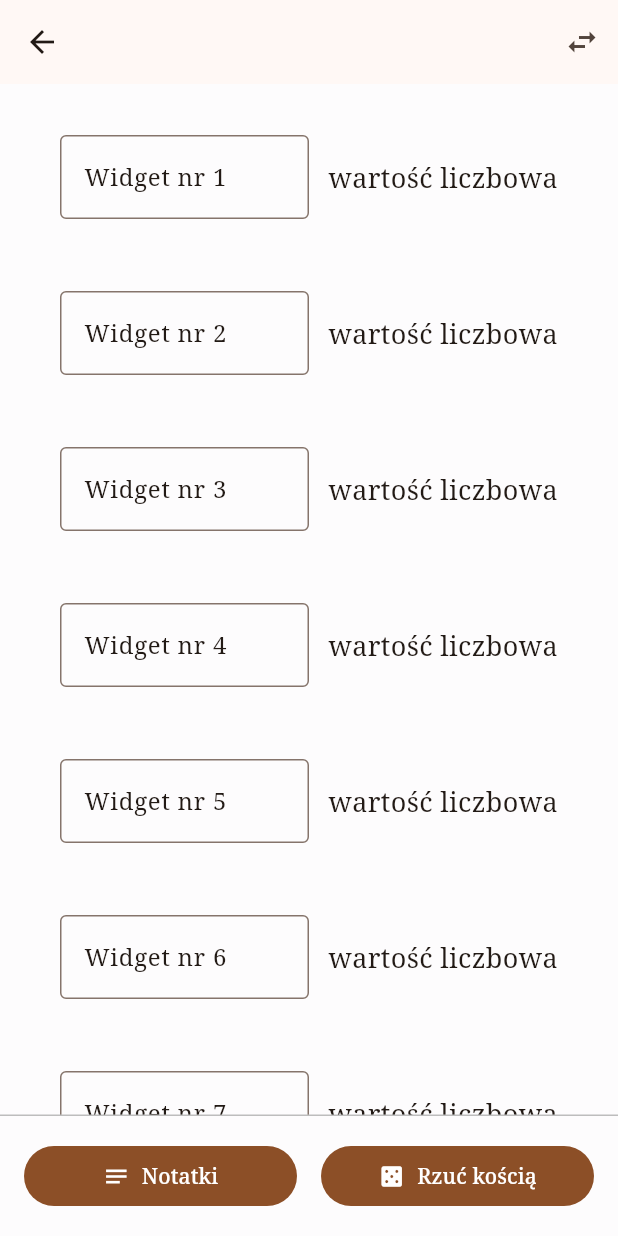
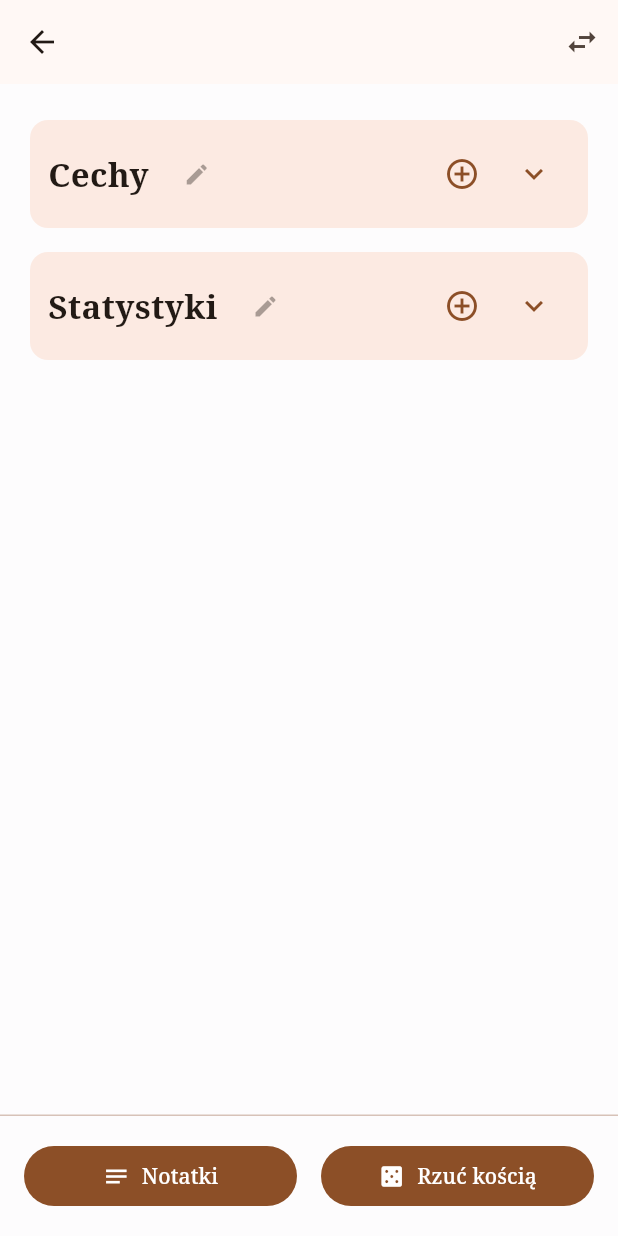
Before and after one commit to NikodemGrzela/RPGMaster, a Flutter app: the CharacterSheetScreen screen opened directly with empty values, on a phone screen of 412 x 824 dp. Run offline on Flutter 3.47's test engine with Material 3 defaults, Android fonts, the phone set to English and light mode, and no system bars; our stand-ins replace cloud_firestore, firebase_auth, firebase_core, flutter_riverpod, google_sign_in; accounts and stored records are empty; generated files the repository leaves out were written again.

Commit message:
Shown ready widgets in readonly mode to let us enjoy my work together. Aren't they nice?

```diff
--- a/rpgmaster/lib/screens/characterSheet/character_sheet.dart
+++ b/rpgmaster/lib/screens/characterSheet/character_sheet.dart
@@ -1,6 +1,10 @@
 import 'package:flutter/material.dart';
+import '../../ui/theme/app_text_styles.dart';
 import '../../ui/widgets/attribute_number_field.dart';
+import '../../ui/widgets/attribute_text_field.dart';
 import '../../ui/widgets/dice_roll_dialog.dart';
+import '../../ui/widgets/widget_card.dart';
+import '../campaignNotes/campaign_notes.dart';
 
 class CharacterSheetScreen extends StatelessWidget {
   final String characterName;
@@ -20,7 +24,10 @@ class CharacterSheetScreen extends StatelessWidget {
           icon: const Icon(Icons.arrow_back),
           onPressed: () => Navigator.pop(context),
         ),
-        title: Text(characterName),
+        title: Text(
+            characterName,
+            style: AppTextStyles.title
+        ),
         actions: [
           IconButton(
             onPressed: () {
@@ -37,24 +44,59 @@ class CharacterSheetScreen extends StatelessWidget {
             child: SingleChildScrollView(
               padding: EdgeInsets.all(16.0),
               child: Column(
-                children: List.generate(
-                  20, // Przykładowa liczba widgetów
-                      (index) => Container(
-                    margin: EdgeInsets.only(bottom: 12.0),
-                    padding: EdgeInsets.all(16.0),
-                    child: AttributeNumberField(
-                      isTemplate: true,
-                      text: 'Widget nr ${index + 1}',
-                      number: 5,
-                      onKeyChanged: (value) {
-                        print('Wartość zmieniona: $value');
-                      },
+                children: [
+
+                  WidgetCard(
+                    title: 'Cechy',
+                    initialWidgets: [
+                      AttributeTextField(
+                        textKey: 'Nazwa:',
+                        textValue: 'Frodo',
+                        isEditable: false,
+                        isTemplate: false,
+                      ),
+                      AttributeTextField(
+                        textKey: 'Rasa:',
+                        textValue: 'Hobbit',
+                        isEditable: false,
+                        isTemplate: false,
+                      ),
+                    ],
+                    onAddWidget: () => AttributeTextField(
+                      textKey: 'Atrybut:',
+                      textValue: 'Nazwa',
+                      isEditable: true,
+                      isTemplate: false,
+                    ),
+                  ),
+
+                  WidgetCard(
+                    title: 'Statystyki',
+                    initialWidgets: [
+                      AttributeNumberField(
+                        text: 'Siła',
+                        number: 5,
+                        onValueChanged: (value) {
+                          print('AttributeNumberField value: $value');
+                        },
+                      ),
+                      AttributeNumberField(
+                        text: 'Rozum',
+                        number: 7,
+                        onValueChanged: (value) {
+                          print('AttributeNumberField value: $value');
+                        },
+                      ),
+                    ],
+                    onAddWidget: () => AttributeNumberField(
+                      text: 'Statystyka',
+                      number: 0,
                       onValueChanged: (value) {
-                        print('Wartość zmieniona: $value');
+                        print('AttributeNumberField value: $value');
                       },
                     ),
                   ),
-                ),
+                ]
               ),
             ),
           ),
@@ -63,7 +105,6 @@ class CharacterSheetScreen extends StatelessWidget {
           Divider(
             height: 1.0,
             thickness: 1.0,
-            color: Colors.grey.shade400,
           ),
 
           // Sekcja z przyciskami
@@ -75,7 +116,13 @@ class CharacterSheetScreen extends StatelessWidget {
                 Expanded(
                   child: FilledButton(
                     onPressed: () {
-                      // TODO: Nawigacja do notatek
+                      Navigator.push(
+                        context,
+                        MaterialPageRoute(
+                            builder: (context) => CampaignNotesScreen(
+                            )
+                        ),
+                      );
                     },
                     child: Row(
                       mainAxisAlignment: MainAxisAlignment.center,
```
